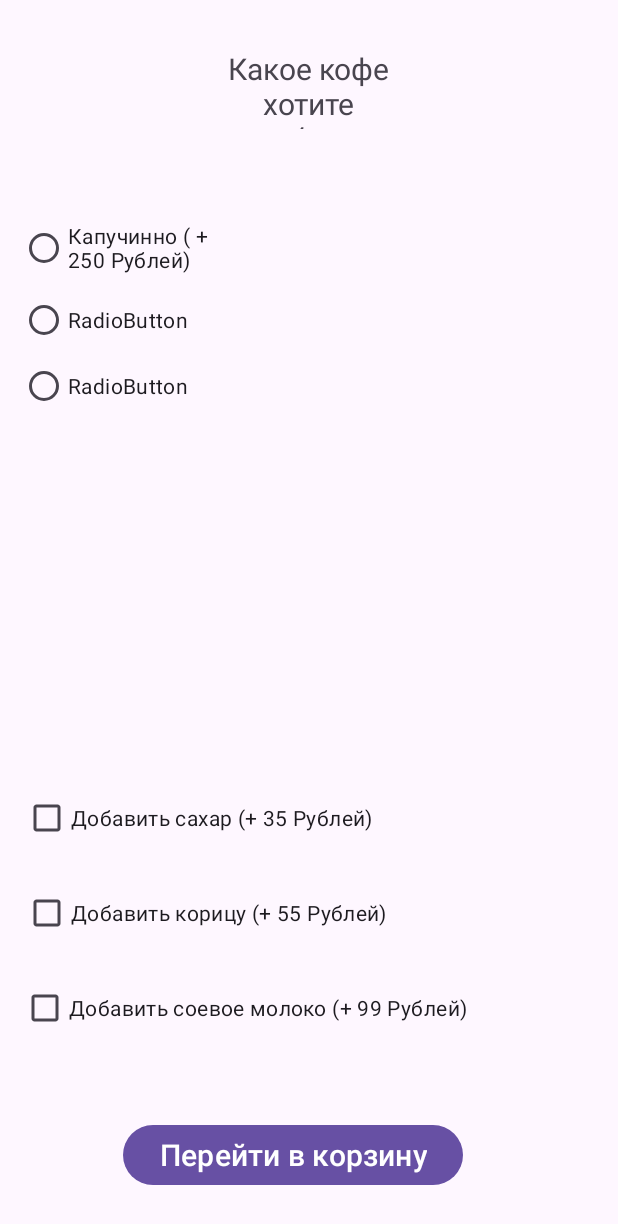
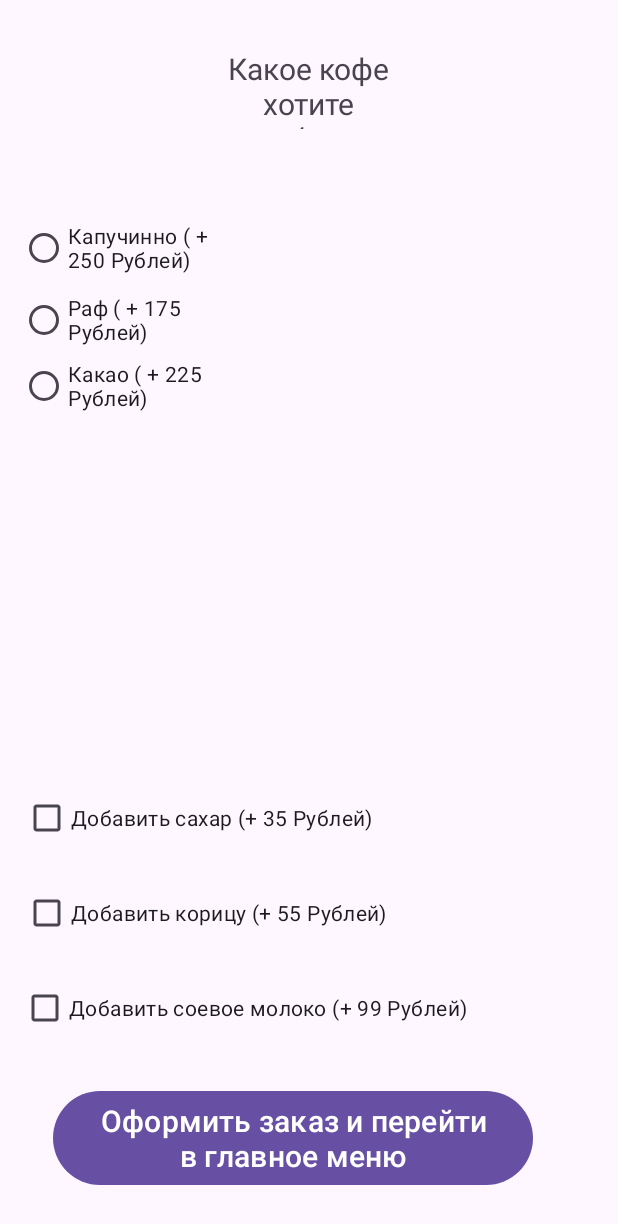
Before and after one commit to xcsqw/cofe, an Android app: the MainActivity2 screen opened directly, with no data from a screen before it, on a phone screen of 412 x 824 dp. Shown: the top 1224 px of the screen. Run offline under Robolectric (Android 15) with nearby library versions, the phone set to English and light mode, and no system bars.

Commit message:
Дописал то что не дописал до этого

```diff
--- a/app/src/main/java/com/example/myapplication/MainActivity2.java
+++ b/app/src/main/java/com/example/myapplication/MainActivity2.java
@@ -65,7 +65,7 @@ public class MainActivity2 extends AppCompatActivity {
         raf.setOnClickListener(new View.OnClickListener() {
             @Override
             public void onClick(View v) {
-                if(raf.isChecked() == true){
+                if(raf.isChecked() ){
                     priceSum += 175;
                     select.setText(priceSum + " Рублей");
 
--- a/app/src/main/res/layout/activity_main2.xml
+++ b/app/src/main/res/layout/activity_main2.xml
@@ -82,13 +82,13 @@
             android:id="@+id/raf"
             android:layout_width="match_parent"
             android:layout_height="wrap_content"
-            android:text="RadioButton" />
+            android:text="Раф ( + 175 Рублей)" />
 
         <RadioButton
             android:id="@+id/cacao"
             android:layout_width="match_parent"
             android:layout_height="wrap_content"
-            android:text="RadioButton" />
+            android:text="Какао ( + 225 Рублей) " />
     </RadioGroup>
 
     <Button
@@ -100,7 +100,7 @@
         android:layout_marginBottom="30dp"
         android:gravity="center"
         android:onClick="back"
-        android:text="Перейти в корзину"
+        android:text="Оформить заказ и перейти в главное меню"
         android:textSize="20sp"
         app:layout_constraintBottom_toBottomOf="parent"
         app:layout_constraintEnd_toEndOf="parent"
```
